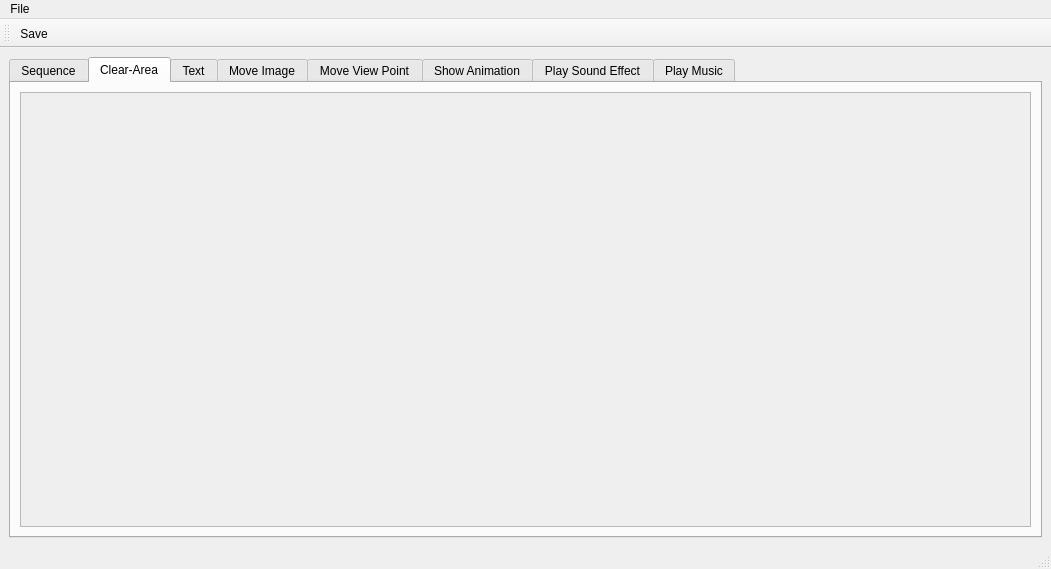
Qt form editor/scenes/sceneeditorwindow.ui (Fordi/rockbot) before a commit.
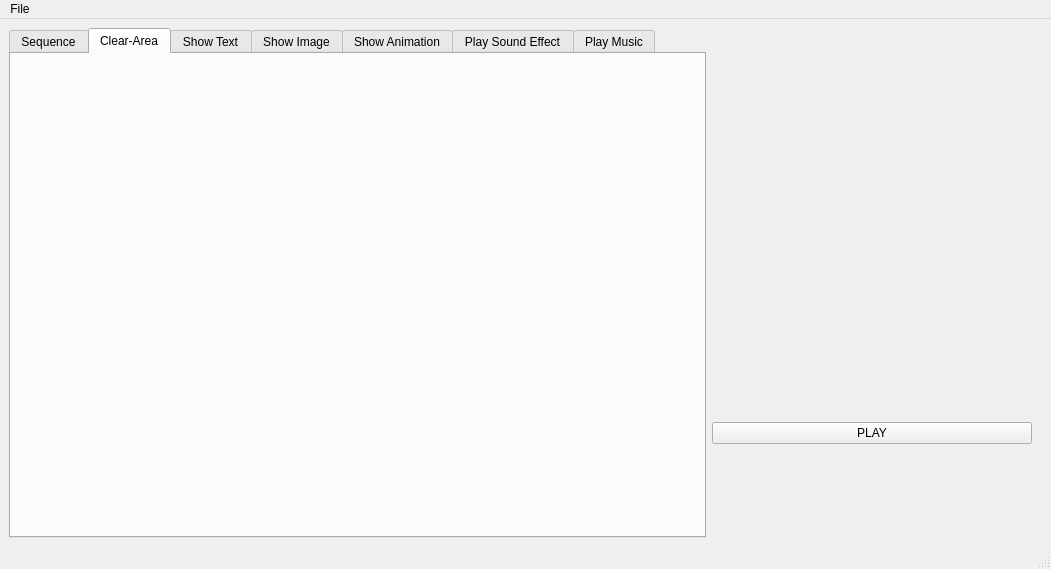
The same form after that commit. The open tabs and pages were chosen to show the change. Icons and pictures are not drawn.

```diff
--- a/editor/scenes/sceneeditorwindow.ui
+++ b/editor/scenes/sceneeditorwindow.ui
@@ -48,29 +48,10 @@
        <attribute name="title">
         <string>Clear-Area</string>
        </attribute>
-       <layout class="QGridLayout" name="gridLayout_9">
-        <item row="0" column="0">
-         <widget class="QScrollArea" name="tab_cleararea_scrollArea">
-          <property name="widgetResizable">
-           <bool>true</bool>
-          </property>
-          <widget class="QWidget" name="scrollAreaWidgetContents_6">
-           <property name="geometry">
-            <rect>
-             <x>0</x>
-             <y>0</y>
-             <width>1007</width>
-             <height>432</height>
-            </rect>
-           </property>
-          </widget>
-         </widget>
-        </item>
-       </layout>
       </widget>
       <widget class="QWidget" name="tab_text">
        <attribute name="title">
-        <string>Text</string>
+        <string>Show Text</string>
        </attribute>
        <layout class="QGridLayout" name="gridLayout_3">
         <item row="0" column="0">
@@ -94,7 +75,7 @@
       </widget>
       <widget class="QWidget" name="tab_image">
        <attribute name="title">
-        <string>Move Image</string>
+        <string>Show Image</string>
        </attribute>
        <layout class="QGridLayout" name="gridLayout_4">
         <item row="0" column="0">
@@ -107,32 +88,8 @@
             <rect>
              <x>0</x>
              <y>0</y>
-             <width>1007</width>
-             <height>432</height>
-            </rect>
-           </property>
-          </widget>
-         </widget>
-        </item>
-       </layout>
-      </widget>
-      <widget class="QWidget" name="tab_viewpoint">
-       <attribute name="title">
-        <string>Move View Point</string>
-       </attribute>
-       <layout class="QGridLayout" name="gridLayout_7">
-        <item row="0" column="0">
-         <widget class="QScrollArea" name="tabViewPoint_scrollArea">
-          <property name="widgetResizable">
-           <bool>true</bool>
-          </property>
-          <widget class="QWidget" name="tabViewPoint_scrollArea_contents">
-           <property name="geometry">
-            <rect>
-             <x>0</x>
-             <y>0</y>
-             <width>1007</width>
-             <height>432</height>
+             <width>670</width>
+             <height>464</height>
             </rect>
            </property>
           </widget>
@@ -168,25 +125,6 @@
        <attribute name="title">
         <string>Play Sound Effect</string>
        </attribute>
-       <layout class="QGridLayout" name="gridLayout_6">
-        <item row="0" column="0">
-         <widget class="QScrollArea" name="tab_sfx_scrollArea">
-          <property name="widgetResizable">
-           <bool>true</bool>
-          </property>
-          <widget class="QWidget" name="scrollAreaWidgetContents_4">
-           <property name="geometry">
-            <rect>
-             <x>0</x>
-             <y>0</y>
-             <width>1007</width>
-             <height>432</height>
-            </rect>
-           </property>
-          </widget>
-         </widget>
-        </item>
-       </layout>
       </widget>
       <widget class="QWidget" name="tab_music">
        <attribute name="title">
@@ -214,6 +152,36 @@
       </widget>
      </widget>
     </item>
+    <item row="0" column="1">
+     <layout class="QGridLayout" name="gridLayout_6">
+      <property name="rightMargin">
+       <number>10</number>
+      </property>
+      <item row="0" column="0">
+       <widget class="QWidget" name="widget" native="true">
+        <property name="minimumSize">
+         <size>
+          <width>320</width>
+          <height>200</height>
+         </size>
+        </property>
+        <property name="maximumSize">
+         <size>
+          <width>320</width>
+          <height>200</height>
+         </size>
+        </property>
+       </widget>
+      </item>
+      <item row="1" column="0">
+       <widget class="QPushButton" name="pushButton">
+        <property name="text">
+         <string>PLAY</string>
+        </property>
+       </widget>
+      </item>
+     </layout>
+    </item>
    </layout>
   </widget>
   <widget class="QMenuBar" name="menubar">
@@ -235,18 +203,6 @@
    <addaction name="menuFile"/>
   </widget>
   <widget class="QStatusBar" name="statusbar"/>
-  <widget class="QToolBar" name="toolBar">
-   <property name="windowTitle">
-    <string>toolBar</string>
-   </property>
-   <attribute name="toolBarArea">
-    <enum>TopToolBarArea</enum>
-   </attribute>
-   <attribute name="toolBarBreak">
-    <bool>false</bool>
-   </attribute>
-   <addaction name="actionSave"/>
-  </widget>
   <action name="actionSave">
    <property name="icon">
     <iconset resource="../resources/icons/icons.qrc">
```
Left out of the diff: 41 changed lines with no effect on the pictures.
